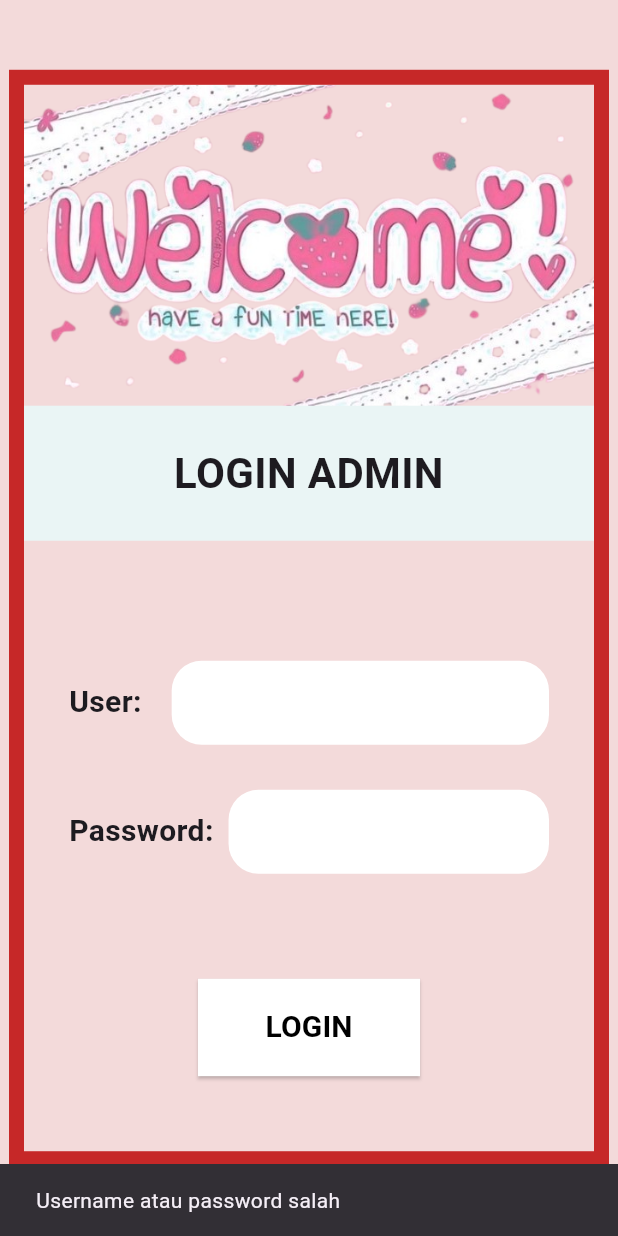
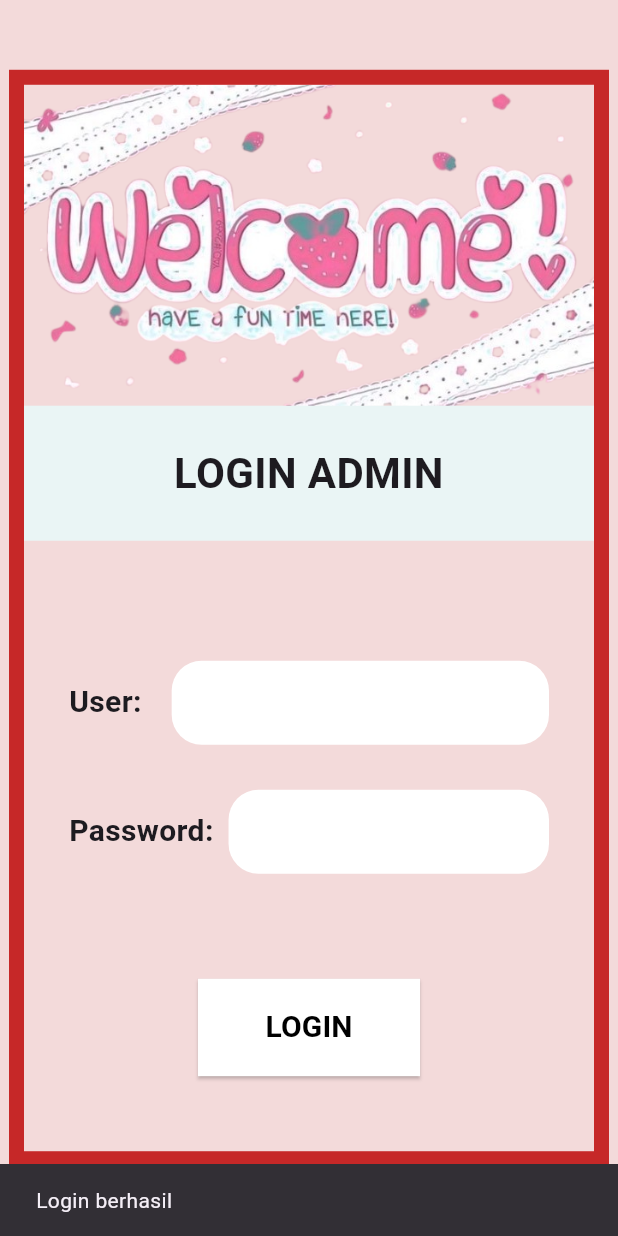
Before and after one commit to aicayy22-ops/sistem-rental, a Flutter app: the screen it shows after launch, after a tap on "LOGIN", on a phone screen of 412 x 824 dp. Run offline on Flutter 3.47's test engine with Material 3 defaults, Android fonts, the phone set to English and light mode, and no system bars.

Commit message:
Oct 7, 2026, 2:57 PM

```diff
--- a/lib/login.dart
+++ b/lib/login.dart
@@ -28,7 +28,7 @@ class _LoginAdminState extends State<LoginAdmin> {
   final passwordController = TextEditingController();
 
   void login() {
-    if (userController.text == "admin" && passwordController.text == "12345") {
+    if (userController.text.isEmpty || passwordController.text.isEmpty) {
       ScaffoldMessenger.of(
         context,
       ).showSnackBar(const SnackBar(content: Text("Login berhasil")));
```
